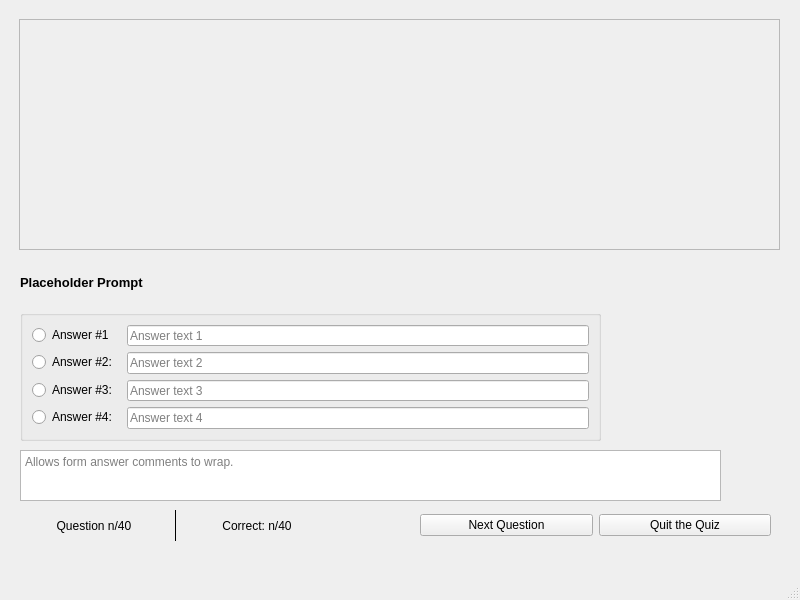
Old version of the form dmv_driver_test_ui.ui in the repository tylerdionne/CSE2050FINALPROJECT.
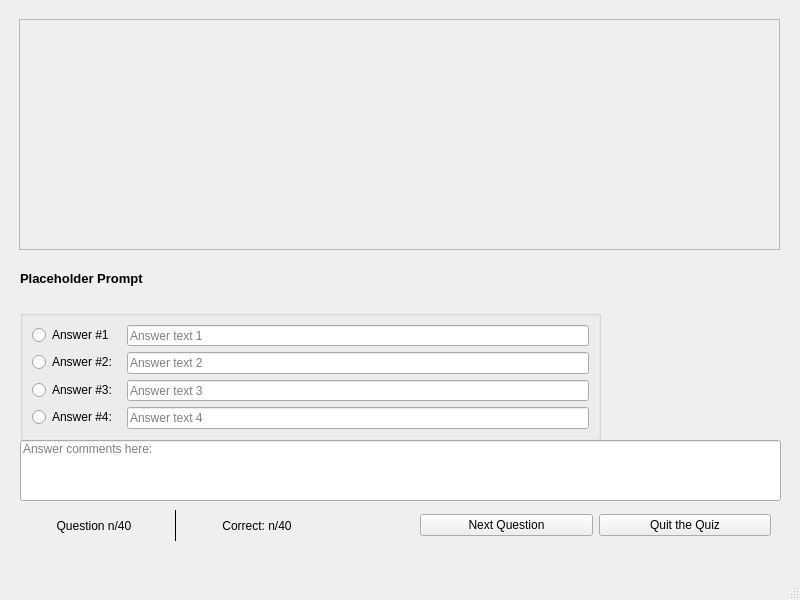
New version of the form.

Commit message: Added comments, TODOs.

Patch:
```diff
--- a/dmv_driver_test_ui.ui
+++ b/dmv_driver_test_ui.ui
@@ -10,9 +10,27 @@
     <height>600</height>
    </rect>
   </property>
+  <property name="sizePolicy">
+   <sizepolicy hsizetype="Fixed" vsizetype="Fixed">
+    <horstretch>0</horstretch>
+    <verstretch>0</verstretch>
+   </sizepolicy>
+  </property>
+  <property name="maximumSize">
+   <size>
+    <width>800</width>
+    <height>600</height>
+   </size>
+  </property>
   <property name="windowTitle">
    <string>MainWindow</string>
   </property>
+  <property name="layoutDirection">
+   <enum>Qt::LeftToRight</enum>
+  </property>
+  <property name="autoFillBackground">
+   <bool>false</bool>
+  </property>
   <widget class="QWidget" name="dmv_central_widget">
    <widget class="QGroupBox" name="choice_layout">
     <property name="geometry">
@@ -139,29 +157,6 @@
      </item>
     </layout>
    </widget>
-   <widget class="QTextEdit" name="answer_comment">
-    <property name="geometry">
-     <rect>
-      <x>20</x>
-      <y>450</y>
-      <width>701</width>
-      <height>51</height>
-     </rect>
-    </property>
-    <property name="readOnly">
-     <bool>true</bool>
-    </property>
-    <property name="html">
-     <string>&lt;!DOCTYPE HTML PUBLIC &quot;-//W3C//DTD HTML 4.0//EN&quot; &quot;http://www.w3.org/TR/REC-html40/strict.dtd&quot;&gt;
-&lt;html&gt;&lt;head&gt;&lt;meta name=&quot;qrichtext&quot; content=&quot;1&quot; /&gt;&lt;style type=&quot;text/css&quot;&gt;
-p, li { white-space: pre-wrap; }
-&lt;/style&gt;&lt;/head&gt;&lt;body style=&quot; font-family:'MS Shell Dlg 2'; font-size:7.8pt; font-weight:400; font-style:normal;&quot;&gt;
-&lt;p style=&quot;-qt-paragraph-type:empty; margin-top:0px; margin-bottom:0px; margin-left:0px; margin-right:0px; -qt-block-indent:0; text-indent:0px;&quot;&gt;&lt;br /&gt;&lt;/p&gt;&lt;/body&gt;&lt;/html&gt;</string>
-    </property>
-    <property name="placeholderText">
-     <string>Allows form answer comments to wrap.</string>
-    </property>
-   </widget>
    <widget class="QWidget" name="verticalLayoutWidget">
     <property name="geometry">
      <rect>
@@ -230,9 +225,9 @@
     <property name="geometry">
      <rect>
       <x>20</x>
-      <y>270</y>
+      <y>253</y>
       <width>761</width>
-      <height>24</height>
+      <height>51</height>
      </rect>
     </property>
     <property name="sizePolicy">
@@ -281,6 +276,37 @@
      </item>
     </layout>
    </widget>
+   <widget class="QWidget" name="verticalLayoutWidget_2">
+    <property name="geometry">
+     <rect>
+      <x>20</x>
+      <y>440</y>
+      <width>761</width>
+      <height>61</height>
+     </rect>
+    </property>
+    <layout class="QVBoxLayout" name="answer_com_layout">
+     <item>
+      <widget class="QLineEdit" name="answer_com_box">
+       <property name="sizePolicy">
+        <sizepolicy hsizetype="Expanding" vsizetype="Preferred">
+         <horstretch>0</horstretch>
+         <verstretch>0</verstretch>
+        </sizepolicy>
+       </property>
+       <property name="alignment">
+        <set>Qt::AlignLeading|Qt::AlignLeft|Qt::AlignTop</set>
+       </property>
+       <property name="readOnly">
+        <bool>true</bool>
+       </property>
+       <property name="placeholderText">
+        <string>Answer comments here: </string>
+       </property>
+      </widget>
+     </item>
+    </layout>
+   </widget>
   </widget>
   <widget class="QMenuBar" name="menubar">
    <property name="geometry">
```
The commit also changes 1 other file.
